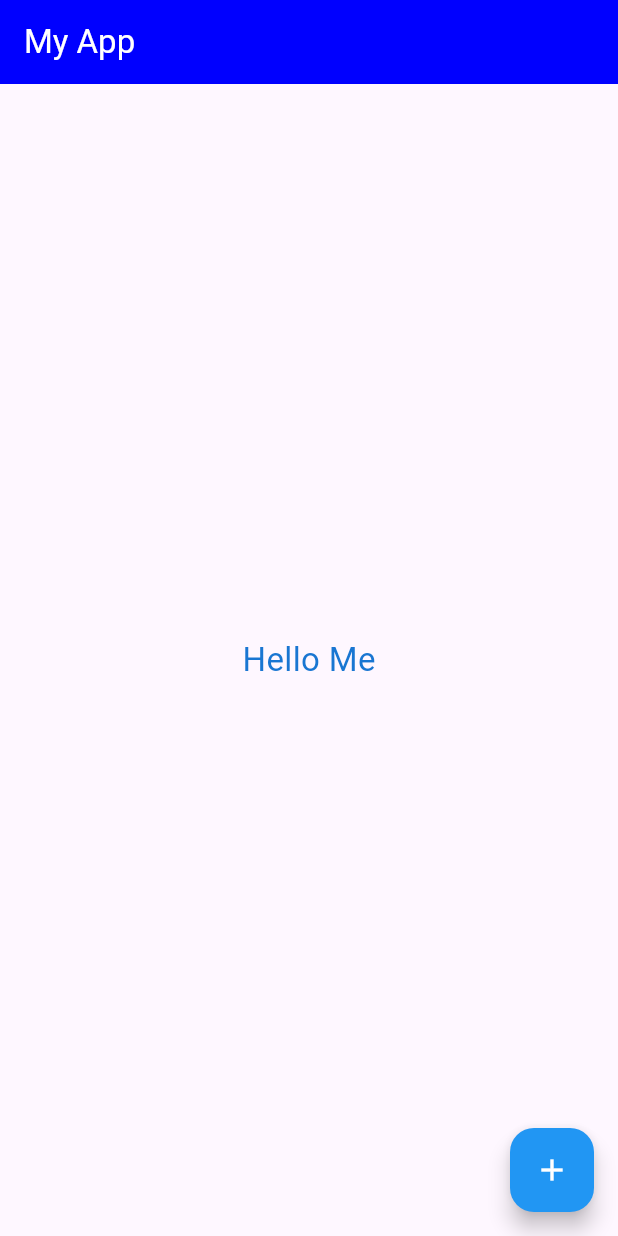
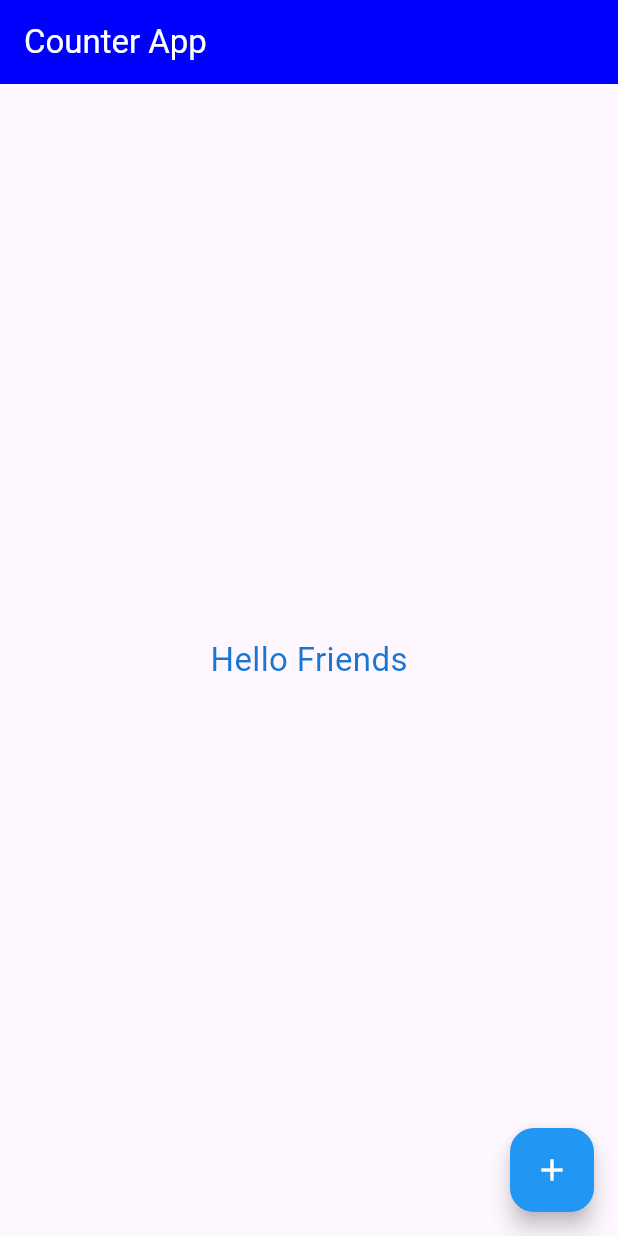
Before and after one commit to minthwaykhant711/flutter, a Flutter app: the screen it shows after launch, on a phone screen of 412 x 824 dp. Run offline on Flutter 3.47's test engine with Material 3 defaults, Android fonts, the phone set to English and light mode, and no system bars.

Commit message:
make a FAB click

```diff
--- a/flutter_application_1/lib/main.dart
+++ b/flutter_application_1/lib/main.dart
@@ -1,6 +1,7 @@
 import 'package:flutter/material.dart';
-import 'package:flutter_application_1/week04/basic.dart';
+
+import 'package:flutter_application_1/week04/counter.dart';
 
 void main() {
-  runApp(MaterialApp(home: Basic()));
+  runApp(MaterialApp(home: Counter()));
 }
--- /dev/null
+++ b/flutter_application_1/lib/week04/counter.dart
@@ -0,0 +1,41 @@
+import 'package:flutter/material.dart';
+
+class Counter extends StatefulWidget {
+  const Counter({super.key});
+
+  @override
+  State<Counter> createState() => _CounterState();
+}
+
+class _CounterState extends State<Counter> {
+  //state variables
+  String message = 'Hello Friends';
+
+  @override
+  Widget build(BuildContext context) {
+    return Scaffold(
+      appBar: AppBar(
+        title: Text('Counter App', style: TextStyle(color: Colors.white)),
+        backgroundColor: Color.fromARGB(255, 0, 0, 255),
+      ),
+
+      body: Center(
+        child: Text(
+          message,
+          style: TextStyle(fontSize: 22, color: Colors.blue[700]),
+        ),
+      ),
+      floatingActionButton: FloatingActionButton(
+        onPressed: () {
+          // debugPrint('test');
+          setState(() {
+            message = message == "Hello Friends" ? "Hello me" : "Hello Friends";
+          });
+        },
+        backgroundColor: Colors.blue,
+        // child: Text('Click'),
+        child: Icon(Icons.add, color: Colors.white),
+      ),
+    );
+  }
+}
```
